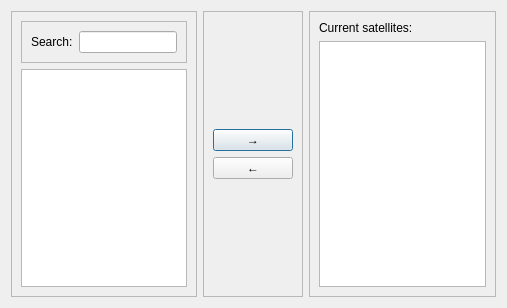
spel-uchile/Pypredict, file addRemove/addRemove_window.ui: the form before one commit.
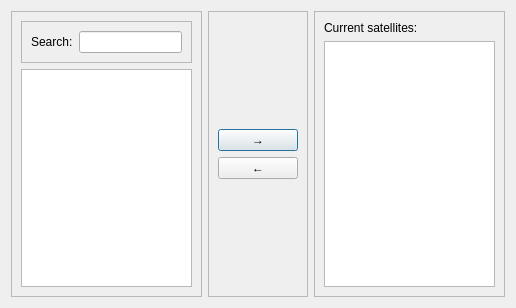
The form after the commit.

Commit message: Changed the window size.

```diff
--- a/addRemove/addRemove_window.ui
+++ b/addRemove/addRemove_window.ui
@@ -6,7 +6,7 @@
    <rect>
     <x>0</x>
     <y>0</y>
-    <width>507</width>
+    <width>516</width>
     <height>308</height>
    </rect>
   </property>
```
The commit also changes 2 other files.
